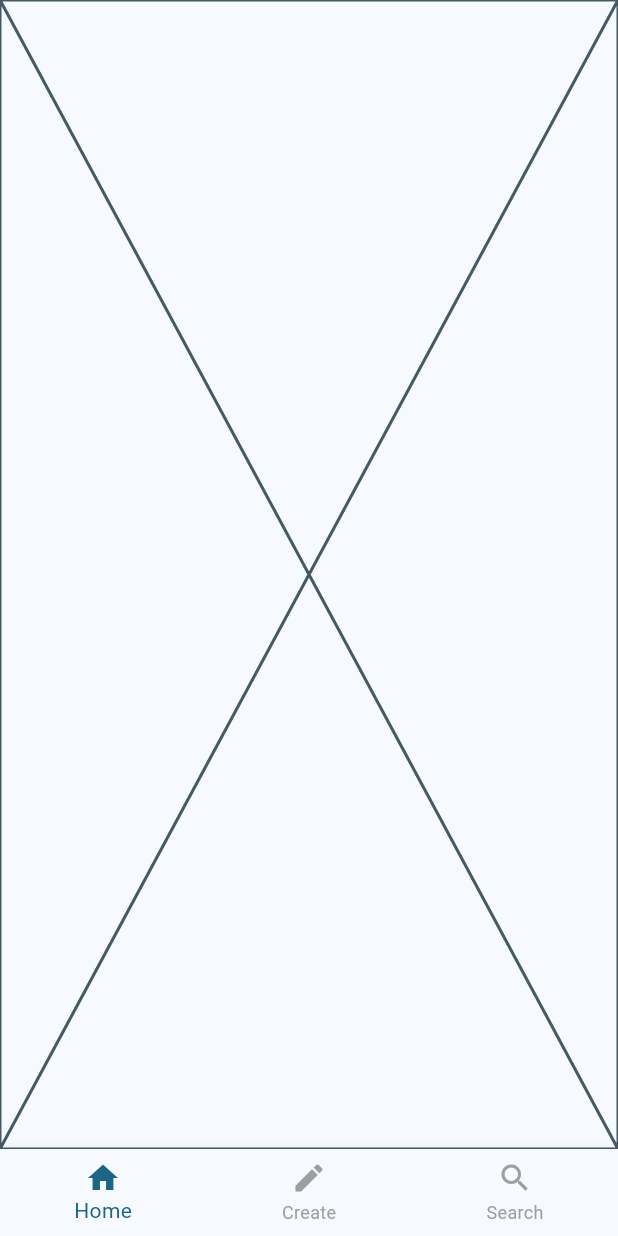
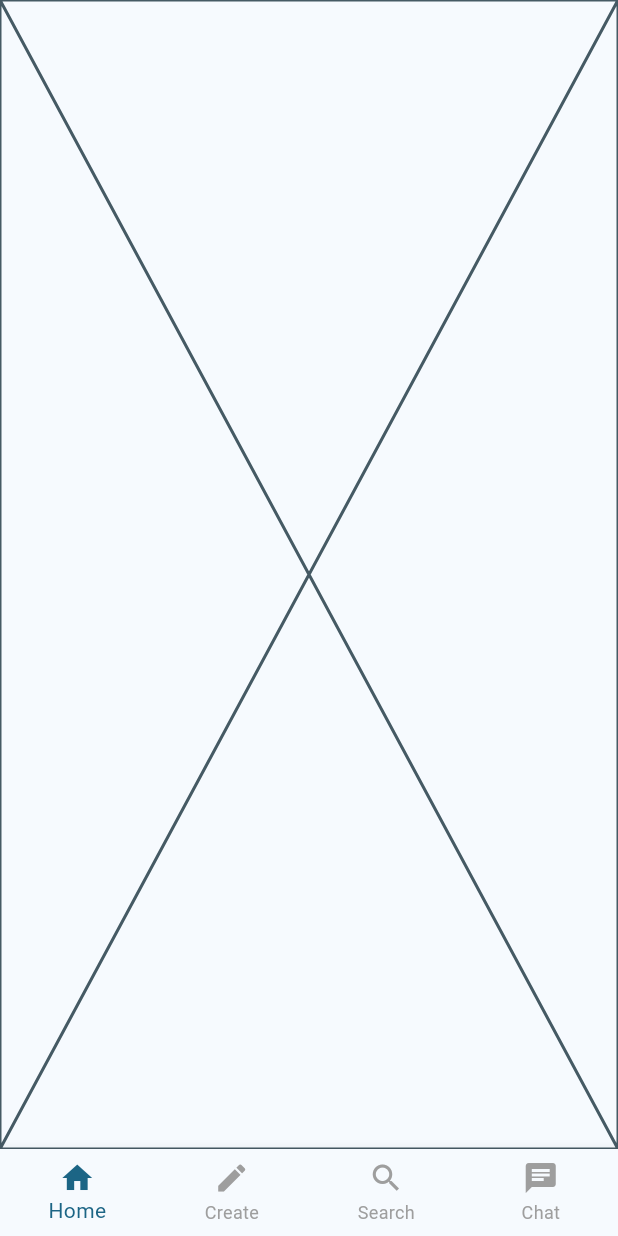
Before and after one commit to ben-ht/sporty, a Flutter app: the MainScreen screen opened by its route, on a phone screen of 412 x 824 dp. Run offline on Flutter 3.47's test engine with Material 3 defaults, Android fonts, the phone set to English and light mode, and no system bars; our stand-ins replace flutter_svg, fluttertoast, supabase_flutter; accounts and stored records are empty.

Commit message:
Chat, add icon + page

```diff
--- a/lib/main.dart
+++ b/lib/main.dart
@@ -1,5 +1,6 @@
 import 'package:flutter/material.dart';
 import 'package:provider/provider.dart';
+import 'package:sporty/ui/chat/chat.dart';
 import 'package:sporty/ui/create/create.dart';
 import 'package:sporty/ui/search/search.dart';
 import 'package:sporty/ui/signup/widgets/signup.dart';
@@ -55,7 +56,8 @@ class MainScreen extends StatelessWidget {
   final List<Widget> pages = [
     const HomeScreen(),
     const CreateApp(),
-    const Search()
+    const Search(),
+    const ChatApp(),
   ];
 
   MainScreen({super.key});
@@ -80,6 +82,7 @@ class MainScreen extends StatelessWidget {
           BottomNavigationBarItem(icon: Icon(Icons.home), label: "Home"),
           BottomNavigationBarItem(icon: Icon(Icons.create), label: "Create"),
           BottomNavigationBarItem(icon: Icon(Icons.search), label: "Search"),
+          BottomNavigationBarItem(icon: Icon(Icons.chat), label: "Chat"),
         ],
       ) : null,
     );
```
Also changed, not shown: lib/ui/chat/chat.dart (added, +17 -0 lines).
